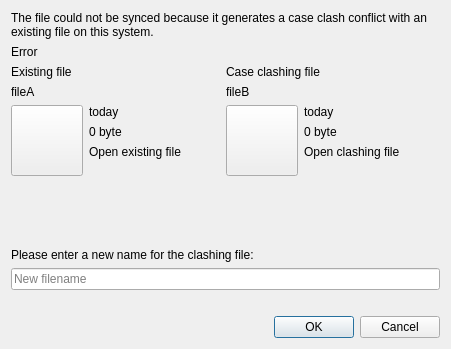
Old version of the form src/gui/caseclashfilenamedialog.ui in the repository nextcloud/desktop.
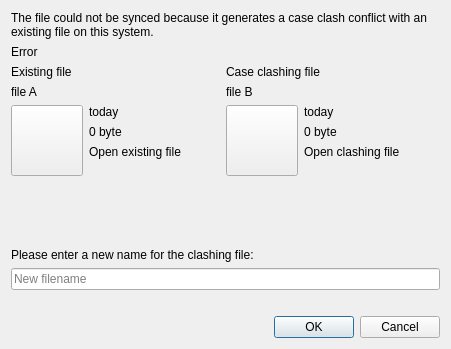
New version of the form.

Commit message: l10n: Correct word

```diff
--- a/src/gui/caseclashfilenamedialog.ui
+++ b/src/gui/caseclashfilenamedialog.ui
@@ -57,7 +57,7 @@
        <item>
         <widget class="QLabel" name="localVersionFilename">
          <property name="text">
-          <string>fileA</string>
+          <string>file A</string>
          </property>
         </widget>
        </item>
@@ -169,7 +169,7 @@
        <item>
         <widget class="QLabel" name="remoteVersionFilename">
          <property name="text">
-          <string>fileB</string>
+          <string>file B</string>
          </property>
         </widget>
        </item>
```
